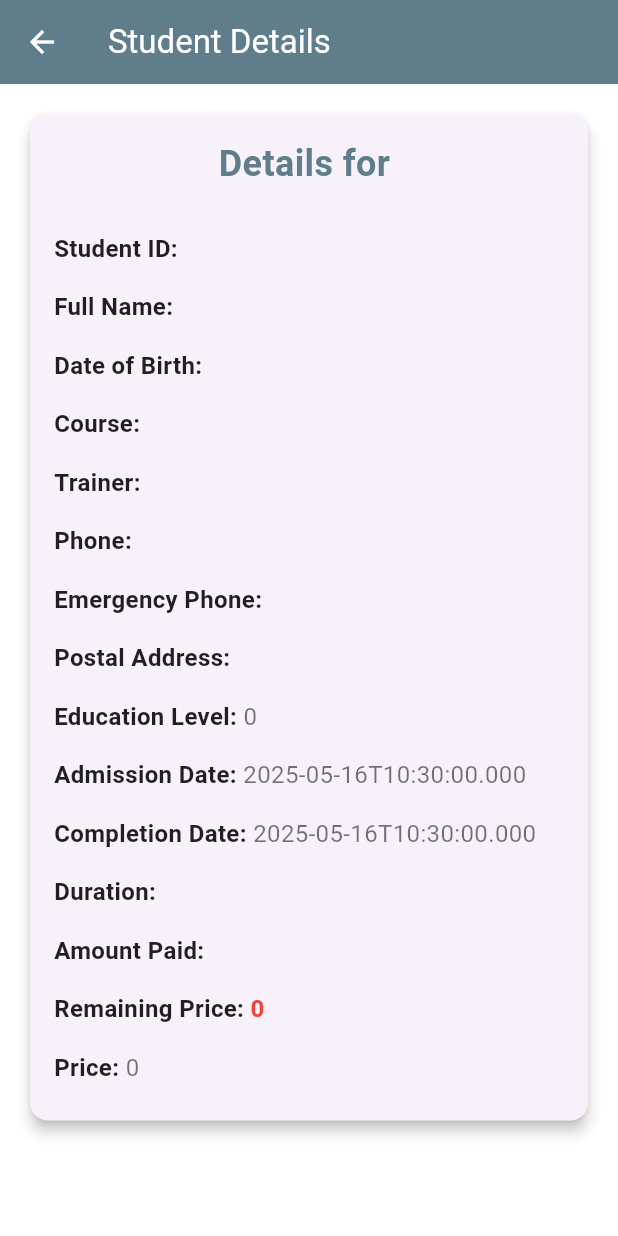
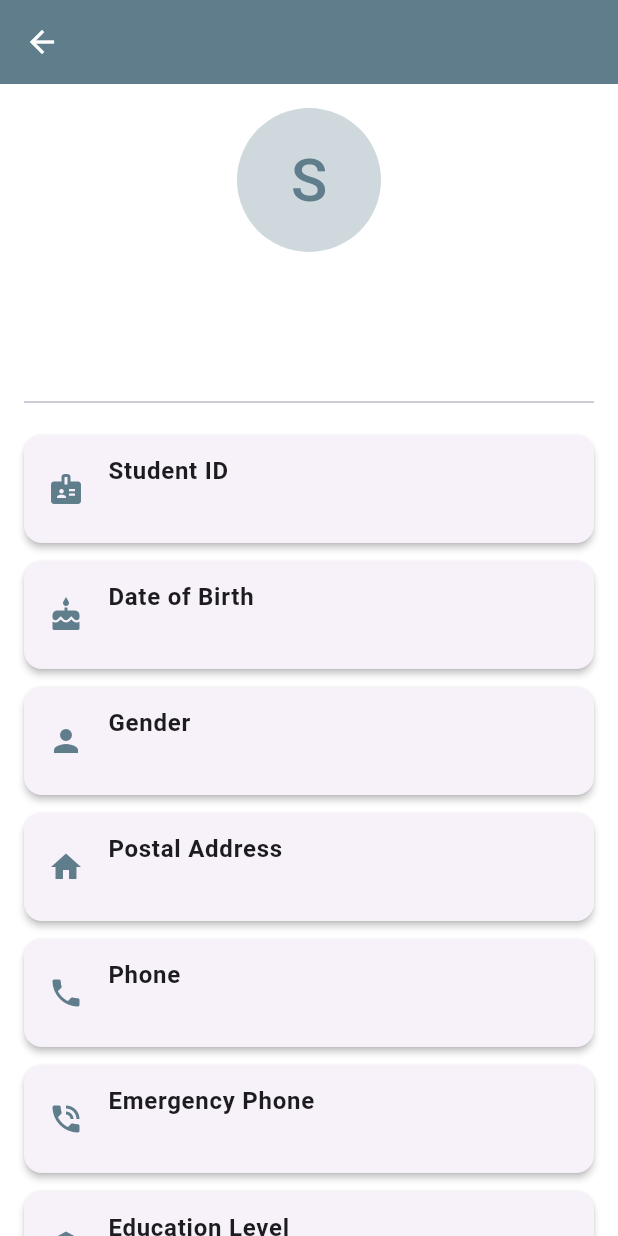
Before and after one commit to codexing0162/actt_student_registration, a Flutter app: the StudentDetailPage screen opened directly with empty values, on a phone screen of 412 x 824 dp. Run offline on Flutter 3.47's test engine with Material 3 defaults, Android fonts, the phone set to English and light mode, and no system bars; missing offline and left inert: workmanager.

Commit message:
fix datatransform mashida tu we fix nsaidie saw mida

```diff
--- /dev/null
+++ b/actt_student_reg/devtools_options.yaml
@@ -0,0 +1,3 @@
+description: This file stores settings for Dart & Flutter DevTools.
+documentation: https://docs.flutter.dev/tools/devtools/extensions#configure-extension-enablement-states
+extensions:
--- a/actt_student_reg/lib/screens/studentlist.dart
+++ b/actt_student_reg/lib/screens/studentlist.dart
@@ -1,8 +1,12 @@
 import 'dart:io';
+import 'dart:async';
 import 'dart:convert';
 import 'package:flutter/material.dart';
 import 'package:http/http.dart' as http;
+import 'package:path_provider/path_provider.dart';
 import 'package:actt_student_reg/screens/home.dart';
+import 'package:actt_student_reg/screens/setting.dart';
+import 'package:flutter/services.dart' show rootBundle;
 
 class StudentList extends StatefulWidget {
   const StudentList({super.key});
@@ -15,8 +19,10 @@ class _StudentListState extends State<StudentList> {
   List<Map<String, dynamic>> _students = [];
   List<Map<String, dynamic>> _filteredStudents = [];
   bool _isLoading = true;
-  bool _fetchFromLocal = true; // Toggle between local and online data
+  bool _fetchFromLocal = true;
   final TextEditingController _searchController = TextEditingController();
+  DateTime _lastModified = DateTime.now();
+  Timer? _autoRefreshTimer;
 
   @override
   void initState() {
@@ -55,25 +61,48 @@ class _StudentListState extends State<StudentList> {
 
   Future<List<Map<String, dynamic>>> _fetchLocalData() async {
     try {
-      final file = File(
-        '/home/mujeeb/Desktop/myflutter/actt_student_reg/lib/localstorage/student.json',
+      // Get application documents directory
+      final directory = await getApplicationDocumentsDirectory();
+      final file = File('${directory.path}/students.json');
+
+      // Check if file exists, if not, create it from assets
+      if (!await file.exists()) {
+        final defaultData = await rootBundle.loadString(
+          'lib/localstorage/students.json',
         );
+        await file.writeAsString(defaultData);
+        _lastModified = await file.lastModified();
+      }
 
-      if (await file.exists()) {
+      // Read the file
       final contents = await file.readAsString();
       final List<dynamic> jsonData = jsonDecode(contents);
       return List<Map<String, dynamic>>.from(jsonData);
-      } else {
-        return [];
-      }
     } catch (e) {
       throw Exception('Error reading local data: $e');
     }
   }
 
+  Future<void> _checkForUpdates() async {
+    try {
+      final directory = await getApplicationDocumentsDirectory();
+      final file = File('${directory.path}/students.json');
+
+      if (await file.exists()) {
+        final modified = await file.lastModified();
+
+        if (modified.isAfter(_lastModified)) {
+          _lastModified = modified;
+          await _fetchData();
+        }
+      }
+    } catch (e) {
+      print('Error checking for updates: $e');
+    }
+  }
+
   Future<List<Map<String, dynamic>>> _fetchGoogleSheetData() async {
     try {
-      // Replace with your Google Sheets API URL
       final url = Uri.parse(
         'https://script.google.com/macros/s/AKfycby2HTo4nmtn0yGKvAb3xlF9NNJFQWFFOxeT_o9lrM4tb5riN4_5UYjVRiOBmRk7XlzE/exec',
       );
@@ -81,15 +110,11 @@ class _StudentListState extends State<StudentList> {
 
       if (response.statusCode == 200) {
         final data = jsonDecode(response.body);
-
-        // Log the response for debugging
         print('Google Sheets API Response: $data');
 
-        // Ensure 'data' is a list
         if (data is List<dynamic>) {
           final List<dynamic> rows = data;
 
-          // Convert rows to a list of maps, skipping invalid rows
           return rows
               .map((row) {
                 if (row is Map<String, dynamic>) {
@@ -112,7 +137,6 @@ class _StudentListState extends State<StudentList> {
                     'remainingPrice': row['remainingPrice'] ?? '',
                   };
                 } else {
-                  // Skip invalid rows
                   return null;
                 }
               })
@@ -140,11 +164,12 @@ class _StudentListState extends State<StudentList> {
                 (student) =>
                     (student['Student'] ?? '').toLowerCase().contains(query) ||
                     (student['fullName'] ?? '').toLowerCase().contains(query) ||
-                    (student['courseName'] ?? '')
-                        .toLowerCase()
-                        .contains(query)(student['trainerName'] ?? '')
-                        .toLowerCase()
-                        .contains(query) ||
+                    (student['courseName'] ?? '').toLowerCase().contains(
+                      query,
+                    ) ||
+                    (student['trainerName'] ?? '').toLowerCase().contains(
+                      query,
+                    ) ||
                     (student['phone'] ?? '').toLowerCase().contains(query) ||
                     (student['dob'] ?? '').toLowerCase().contains(query) ||
                     (student['postalAddress'] ?? '').toLowerCase().contains(
@@ -182,8 +207,40 @@ class _StudentListState extends State<StudentList> {
     _fetchData();
   }
 
+  void _startAutoRefresh() {
+    _autoRefreshTimer?.cancel();
+    _autoRefreshTimer = Timer.periodic(const Duration(seconds: 5), (
+      timer,
+    ) async {
+      if (_fetchFromLocal && mounted) {
+        await _checkForUpdates();
+      }
+    });
+  }
+
+  @override
+  void didChangeDependencies() {
+    super.didChangeDependencies();
+    if (_fetchFromLocal) {
+      _startAutoRefresh();
+    }
+  }
+
+  @override
+  void dispose() {
+    _searchController.dispose();
+    _autoRefreshTimer?.cancel();
+    super.dispose();
+  }
+
   @override
   Widget build(BuildContext context) {
+    if (_fetchFromLocal) {
+      _startAutoRefresh();
+    } else {
+      _autoRefreshTimer?.cancel();
+    }
+
     return Scaffold(
       appBar: AppBar(
         title: const Text('Student List'),
@@ -202,8 +259,7 @@ class _StudentListState extends State<StudentList> {
               leading: const Icon(Icons.home),
               title: const Text('Home'),
               onTap: () {
-                // Handle home tap
-                Navigator.pop(context); // Close the drawer
+                Navigator.pop(context);
                 Navigator.push(
                   context,
                   MaterialPageRoute(builder: (context) => const homepage()),
@@ -211,21 +267,19 @@ class _StudentListState extends State<StudentList> {
               },
             ),
             ListTile(
-              leading: const Icon(Icons.list),
-              title: const Text('Student List'),
+              leading: const Icon(Icons.settings),
+              title: const Text('Setting'),
               onTap: () {
-                Navigator.pop(context); // Close the drawer
+                Navigator.pop(context);
                 Navigator.push(
                   context,
-                  MaterialPageRoute(builder: (context) => const StudentList()),
+                  MaterialPageRoute(builder: (context) => Setting()),
                 );
-                // Handle student list tap
               },
             ),
           ],
         ),
       ),
-
       body: Column(
         children: [
           Padding(
@@ -260,15 +314,16 @@ class _StudentListState extends State<StudentList> {
                     ? const Center(child: CircularProgressIndicator())
                     : _filteredStudents.isEmpty
                     ? const Center(
-                      child: Text('No students found Try Fetch Online'),
+                      child: Text('No students found. Try Fetch Online'),
                     )
-                    : ListView.builder(
+                    : RefreshIndicator(
+                      onRefresh: _fetchData,
+                      child: ListView.builder(
                         itemCount: _filteredStudents.length,
                         itemBuilder: (context, index) {
                           final student = _filteredStudents[index];
                           return GestureDetector(
                             onTap: () {
-                            // Handle student selection
                               Navigator.push(
                                 context,
                                 MaterialPageRoute(
@@ -294,6 +349,7 @@ class _StudentListState extends State<StudentList> {
                         },
                       ),
                     ),
+          ),
         ],
       ),
     );
@@ -305,94 +361,131 @@ class StudentDetailPage extends StatelessWidget {
 
   const StudentDetailPage({super.key, required this.student});
 
+  Widget _buildInfoTile(String label, dynamic value, {IconData? icon}) {
+    return Card(
+      elevation: 2,
+      margin: const EdgeInsets.symmetric(vertical: 6, horizontal: 0),
+      child: ListTile(
+        leading: icon != null ? Icon(icon, color: Colors.blueGrey) : null,
+        title: Text(label, style: const TextStyle(fontWeight: FontWeight.bold)),
+        subtitle: Text(
+          value != null ? value.toString() : '-',
+          style: const TextStyle(fontSize: 16),
+        ),
+      ),
+    );
+  }
+
   @override
   Widget build(BuildContext context) {
     return Scaffold(
       appBar: AppBar(
-        title: const Text('Student Details'),
+        title: Text(student['fullName'] ?? 'Student Details'),
         backgroundColor: Colors.blueGrey,
       ),
       body: SingleChildScrollView(
-        padding: const EdgeInsets.all(16.0),
-        child: Card(
-          elevation: 4,
-          shape: RoundedRectangleBorder(
-            borderRadius: BorderRadius.circular(12),
-          ),
         child: Padding(
           padding: const EdgeInsets.all(16.0),
           child: Column(
-              crossAxisAlignment: CrossAxisAlignment.start,
             children: [
-                Center(
+              CircleAvatar(
+                radius: 48,
+                backgroundColor: Colors.blueGrey[100],
                 child: Text(
-                    'Details for ${student['fullName'] ?? 'Unknown'}',
+                  ((student['fullName'] != null &&
+                          (student['fullName'] as String).isNotEmpty)
+                      ? (student['fullName'] as String)[0].toUpperCase()
+                      : 'S'),
+                  style: const TextStyle(fontSize: 40, color: Colors.blueGrey),
+                ),
+              ),
+              const SizedBox(height: 16),
+              Text(
+                student['fullName'] ?? 'Unknown',
                 style: const TextStyle(
                   fontSize: 24,
                   fontWeight: FontWeight.bold,
                   color: Colors.blueGrey,
                 ),
               ),
+              const SizedBox(height: 8),
+              Text(
+                student['courseName'] ?? '',
+                style: const TextStyle(fontSize: 18, color: Colors.black54),
               ),
-                const SizedBox(height: 20),
-                _buildDetailRow('Student ID:', student['Student']),
-                _buildDetailRow('Full Name:', student['fullName']),
-                _buildDetailRow('Date of Birth:', student['dob']),
-                _buildDetailRow('Course:', student['courseName']),
-                _buildDetailRow('Trainer:', student['trainerName']),
-                _buildDetailRow('Phone:', student['phone']),
-                _buildDetailRow('Emergency Phone:', student['emergencyPhone']),
-                _buildDetailRow('Postal Address:', student['postalAddress']),
-                _buildDetailRow('Education Level:', student['educationLevel']),
-                _buildDetailRow('Admission Date:', student['admissionDate']),
-                _buildDetailRow('Completion Date:', student['completionDate']),
-                _buildDetailRow('Duration:', student['duration']),
-                _buildDetailRow('Amount Paid:', student['amountPaid']),
-                _buildDetailRow(
-                  'Remaining Price:',
+              const Divider(height: 32, thickness: 1.2),
+              _buildInfoTile(
+                'Student ID',
+                student['Student'],
+                icon: Icons.badge,
+              ),
+              _buildInfoTile('Date of Birth', student['dob'], icon: Icons.cake),
+              _buildInfoTile('Gender', student['gender'], icon: Icons.person),
+              _buildInfoTile(
+                'Postal Address',
+                student['postalAddress'],
+                icon: Icons.home,
+              ),
+              _buildInfoTile('Phone', student['phone'], icon: Icons.phone),
+              _buildInfoTile(
+                'Emergency Phone',
+                student['emergencyPhone'],
+                icon: Icons.phone_in_talk,
+              ),
+              _buildInfoTile(
+                'Education Level',
+                student['educationLevel'],
+                icon: Icons.school,
+              ),
+              _buildInfoTile(
+                'Trainer Name',
+                student['trainerName'],
+                icon: Icons.person_outline,
+              ),
+              _buildInfoTile(
+                'Admission Date',
+                student['admissionDate'],
+                icon: Icons.calendar_today,
+              ),
+              _buildInfoTile(
+                'Completion Date',
+                student['completionDate'],
+                icon: Icons.event_available,
+              ),
+              _buildInfoTile(
+                'Duration',
+                student['duration'],
+                icon: Icons.timer,
+              ),
+              _buildInfoTile(
+                'Course Price',
+                student['price'],
+                icon: Icons.attach_money,
+              ),
+              _buildInfoTile(
+                'Amount Paid',
+                student['amountPaid'],
+                icon: Icons.payments,
+              ),
+              _buildInfoTile(
+                'Remaining Price',
                 student['remainingPrice'],
-                  isHighlighted: true,
+                icon: Icons.money_off,
               ),
-                _buildDetailRow('Price:', student['price']),
+              const SizedBox(height: 24),
+              ElevatedButton.icon(
+                icon: const Icon(Icons.arrow_back),
+                label: const Text('Back to List'),
+                style: ElevatedButton.styleFrom(
+                  backgroundColor: Colors.blueGrey,
+                  minimumSize: const Size.fromHeight(48),
+                ),
+                onPressed: () => Navigator.pop(context),
+              ),
             ],
-            ),
           ),
         ),
       ),
     );
   }
-
-  Widget _buildDetailRow(
-    String label,
-    dynamic value, {
-    bool isHighlighted = false,
-  }) {
-    return Padding(
-      padding: const EdgeInsets.symmetric(vertical: 8.0),
-      child: Row(
-        crossAxisAlignment: CrossAxisAlignment.start,
-        children: [
-          Text(
-            '$label ',
-            style: const TextStyle(
-              fontSize: 16,
-              fontWeight: FontWeight.bold,
-              color: Colors.black87,
-            ),
-          ),
-          Expanded(
-            child: Text(
-              value?.toString() ??
-                  'N/A', // Convert value to string and handle null
-              style: TextStyle(
-                fontSize: 16,
-                fontWeight: isHighlighted ? FontWeight.bold : FontWeight.normal,
-                color: isHighlighted ? Colors.red : Colors.black54,
-              ),
-            ),
-          ),
-        ],
-      ),
-    );
 }
-}
--- a/actt_student_reg/pubspec.yaml
+++ b/actt_student_reg/pubspec.yaml
@@ -35,6 +35,8 @@ dependencies:
   workmanager: ^0.5.0
   url_launcher: ^6.3.1
   provider: ^6.1.3
+  file_picker: ^5.2.6
+  permission_handler: ^10.2.0
 
 
   # The following adds the Cupertino Icons font to your application.
@@ -67,6 +69,7 @@ flutter:
   # To add assets to your application, add an assets section, like this:
   assets:
      - lib/images/acttlogo.png
+     - lib/localstorage/students.json
   #   - images/a_dot_ham.jpeg
 
   # An image asset can refer to one or more resolution-specific "variants", see
```
Also changed, not shown: actt_student_reg/lib/component/datasyc.dart (+18 -43 lines), actt_student_reg/lib/component/form.dart (+18 -19 lines), actt_student_reg/lib/localstorage/students.json (added, +1 -0 lines), actt_student_reg/lib/screens/home.dart (+1 -8 lines), actt_student_reg/lib/screens/setting.dart (+64 -30 lines), actt_student_reg/pubspec.lock, 2 other files. Lines whose indentation alone changed are shown as unchanged.
